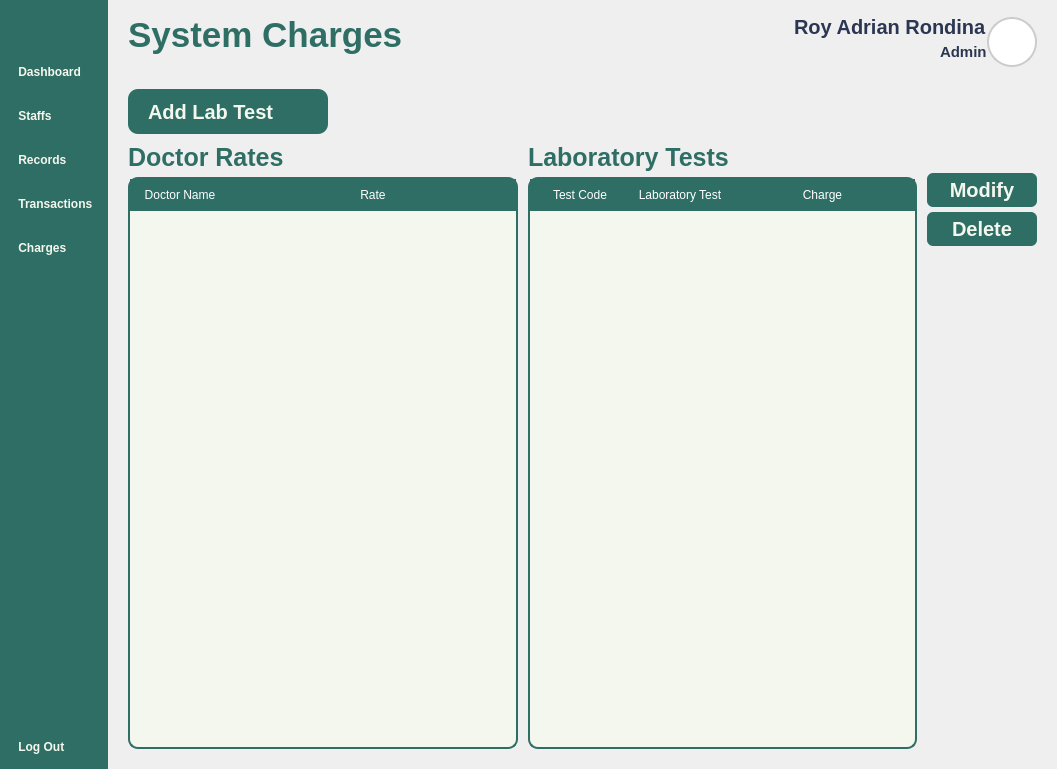
Old version of the form Views/Admin_Charges.ui in the repository VinsmokeSanji69/COVACHA_CLINIC_SYSTEM.
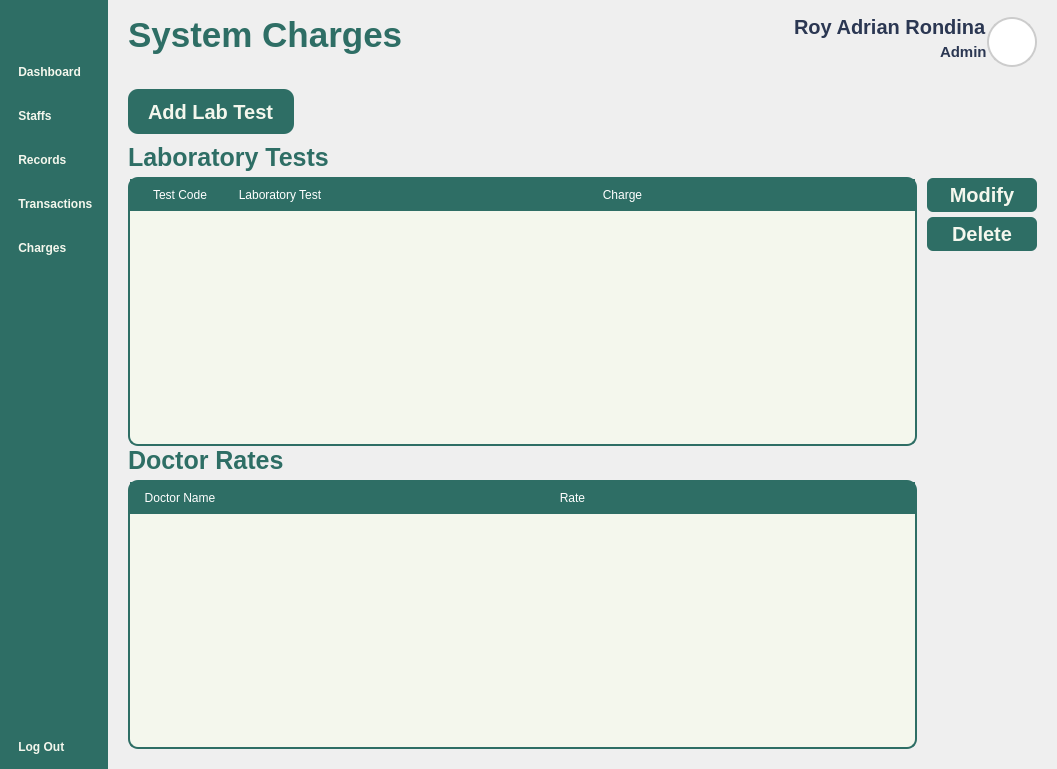
New version of the form. Icons and pictures are not drawn.

```diff
--- a/Views/Admin_Charges.ui
+++ b/Views/Admin_Charges.ui
@@ -679,7 +679,7 @@
                <property name="rightMargin">
                 <number>0</number>
                </property>
-               <item>
+               <item alignment="Qt::AlignHCenter">
                 <widget class="QPushButton" name="AddLabTestButton">
                  <property name="enabled">
                   <bool>true</bool>
@@ -776,69 +776,11 @@
                 <number>0</number>
                </property>
                <item>
-                <widget class="QWidget" name="widget" native="true">
-                 <layout class="QVBoxLayout" name="verticalLayout_9">
+                <widget class="QWidget" name="widget_4" native="true">
+                 <layout class="QVBoxLayout" name="verticalLayout_12">
                   <property name="spacing">
-                   <number>5</number>
-                  </property>
-                  <property name="leftMargin">
                    <number>0</number>
                   </property>
-                  <property name="topMargin">
-                   <number>0</number>
-                  </property>
-                  <property name="rightMargin">
-                   <number>0</number>
-                  </property>
-                  <property name="bottomMargin">
-                   <number>0</number>
-                  </property>
-                  <item>
-                   <widget class="QLabel" name="label">
-                    <property name="text">
-                     <string>Doctor Rates</string>
-                    </property>
-                   </widget>
-                  </item>
-                  <item>
-                   <widget class="QScrollArea" name="scrollArea">
-                    <property name="styleSheet">
-                     <string notr="true">QScrollBar:vertical {
-     background: transparent;
-     width: 10px;
-	border-radius: 5px;
-}
-QScrollBar::handle:vertical {
-    	background: #C0C0C0;
-    	border-radius: 5px;
-}
-QScrollBar::handle:vertical:hover {
-    	background: #A0A0A0;
-}
-QScrollBar::add-line:vertical,
-QScrollBar::sub-line:vertical{
-    	background: none;
-    	border: none;
-}
-
-</string>
-                    </property>
-                    <property name="widgetResizable">
-                     <bool>true</bool>
-                    </property>
-                    <widget class="QWidget" name="scrollAreaWidgetContents">
-                     <property name="geometry">
-                      <rect>
-                       <x>0</x>
-                       <y>0</y>
-                       <width>328</width>
-                       <height>571</height>
-                      </rect>
-                     </property>
-                     <layout class="QVBoxLayout" name="verticalLayout_6">
-                      <property name="spacing">
-                       <number>0</number>
-                      </property>
                       <property name="leftMargin">
                        <number>0</number>
                       </property>
@@ -851,75 +793,6 @@
                       <property name="bottomMargin">
                        <number>0</number>
                       </property>
-                      <item>
-                       <widget class="QTableWidget" name="DoctorTable">
-                        <property name="sizePolicy">
-                         <sizepolicy hsizetype="Preferred" vsizetype="Preferred">
-                          <horstretch>0</horstretch>
-                          <verstretch>0</verstretch>
-                         </sizepolicy>
-                        </property>
-                        <property name="font">
-                         <font>
-                          <pointsize>12</pointsize>
-                         </font>
-                        </property>
-                        <property name="styleSheet">
-                         <string notr="true">QTableWidget {
-	background-color: #F4F7ED;
-	gridline-color: transparent;
-	border-radius: 10px;
-	border: 2px solid #2E6E65;
-}
-QTableWidget::item {
-	border: none;
-	font: 16pt &quot;Lexend&quot;;
-}
-QTableWidget::item:selected {
-	background-color: rgba(46, 110, 101, 0.3);
-}
-QTableWidget QHeaderView::section {
-	background-color: #2E6E65;
-	color: white;
-	padding: 5px;
-	font: 18px &quot;Lexend Medium&quot;;
-	border: 2px solid #2E6E65;
-}</string>
-                        </property>
-                        <property name="sizeAdjustPolicy">
-                         <enum>QAbstractScrollArea::AdjustToContents</enum>
-                        </property>
-                        <property name="cornerButtonEnabled">
-                         <bool>true</bool>
-                        </property>
-                        <property name="columnCount">
-                         <number>2</number>
-                        </property>
-                        <attribute name="horizontalHeaderHighlightSections">
-                         <bool>true</bool>
-                        </attribute>
-                        <attribute name="horizontalHeaderStretchLastSection">
-                         <bool>true</bool>
-                        </attribute>
-                        <column>
-                         <property name="text">
-                          <string>Doctor Name</string>
-                         </property>
-                        </column>
-                        <column>
-                         <property name="text">
-                          <string>Rate</string>
-                         </property>
-                        </column>
-                       </widget>
-                      </item>
-                     </layout>
-                    </widget>
-                   </widget>
-                  </item>
-                 </layout>
-                </widget>
-               </item>
                <item>
                 <widget class="QWidget" name="widget_2" native="true">
                  <layout class="QVBoxLayout" name="verticalLayout_10">
@@ -947,6 +820,27 @@
                   </item>
                   <item>
                    <widget class="QScrollArea" name="scrollArea_2">
+                       <property name="styleSheet">
+                        <string notr="true">QScrollBar:vertical {
+     background: transparent;
+     width: 10px;
+	border-radius: 5px;
+}
+QScrollBar::handle:vertical {
+    	background: #C0C0C0;
+    	border-radius: 5px;
+}
+QScrollBar::handle:vertical:hover {
+    	background: #A0A0A0;
+}
+QScrollBar::add-line:vertical,
+QScrollBar::sub-line:vertical{
+    	background: none;
+    	border: none;
+}
+
+</string>
+                       </property>
                     <property name="widgetResizable">
                      <bool>true</bool>
                     </property>
@@ -955,8 +849,8 @@
                       <rect>
                        <x>0</x>
                        <y>0</y>
-                       <width>327</width>
-                       <height>571</height>
+                          <width>665</width>
+                          <height>268</height>
                       </rect>
                      </property>
                      <layout class="QVBoxLayout" name="verticalLayout_7">
@@ -977,6 +871,12 @@
                       </property>
                       <item>
                        <widget class="QTableWidget" name="LaboratoryTestTable">
+                           <property name="sizePolicy">
+                            <sizepolicy hsizetype="Preferred" vsizetype="Expanding">
+                             <horstretch>0</horstretch>
+                             <verstretch>0</verstretch>
+                            </sizepolicy>
+                           </property>
                         <property name="font">
                          <font>
                           <pointsize>12</pointsize>
@@ -1043,8 +943,162 @@
                  </layout>
                 </widget>
                </item>
+                  <item>
+                   <widget class="QWidget" name="widget" native="true">
+                    <layout class="QVBoxLayout" name="verticalLayout_9">
+                     <property name="spacing">
+                      <number>5</number>
+                     </property>
+                     <property name="leftMargin">
+                      <number>0</number>
+                     </property>
+                     <property name="topMargin">
+                      <number>0</number>
+                     </property>
+                     <property name="rightMargin">
+                      <number>0</number>
+                     </property>
+                     <property name="bottomMargin">
+                      <number>0</number>
+                     </property>
+                     <item>
+                      <widget class="QLabel" name="label">
+                       <property name="text">
+                        <string>Doctor Rates</string>
+                       </property>
+                      </widget>
+                     </item>
+                     <item>
+                      <widget class="QScrollArea" name="scrollArea">
+                       <property name="styleSheet">
+                        <string notr="true">QScrollBar:vertical {
+     background: transparent;
+     width: 10px;
+	border-radius: 5px;
+}
+QScrollBar::handle:vertical {
+    	background: #C0C0C0;
+    	border-radius: 5px;
+}
+QScrollBar::handle:vertical:hover {
+    	background: #A0A0A0;
+}
+QScrollBar::add-line:vertical,
+QScrollBar::sub-line:vertical{
+    	background: none;
+    	border: none;
+}
+
+</string>
+                       </property>
+                       <property name="widgetResizable">
+                        <bool>true</bool>
+                       </property>
+                       <widget class="QWidget" name="scrollAreaWidgetContents">
+                        <property name="geometry">
+                         <rect>
+                          <x>0</x>
+                          <y>0</y>
+                          <width>665</width>
+                          <height>268</height>
+                         </rect>
+                        </property>
+                        <layout class="QVBoxLayout" name="verticalLayout_6">
+                         <property name="spacing">
+                          <number>0</number>
+                         </property>
+                         <property name="leftMargin">
+                          <number>0</number>
+                         </property>
+                         <property name="topMargin">
+                          <number>0</number>
+                         </property>
+                         <property name="rightMargin">
+                          <number>0</number>
+                         </property>
+                         <property name="bottomMargin">
+                          <number>0</number>
+                         </property>
+                         <item>
+                          <widget class="QTableWidget" name="DoctorTable">
+                           <property name="sizePolicy">
+                            <sizepolicy hsizetype="Expanding" vsizetype="Expanding">
+                             <horstretch>0</horstretch>
+                             <verstretch>0</verstretch>
+                            </sizepolicy>
+                           </property>
+                           <property name="font">
+                            <font>
+                             <pointsize>12</pointsize>
+                            </font>
+                           </property>
+                           <property name="styleSheet">
+                            <string notr="true">QTableWidget {
+	background-color: #F4F7ED;
+	gridline-color: transparent;
+	border-radius: 10px;
+	border: 2px solid #2E6E65;
+}
+QTableWidget::item {
+	border: none;
+	font: 16pt &quot;Lexend&quot;;
+}
+QTableWidget::item:selected {
+	background-color: rgba(46, 110, 101, 0.3);
+}
+QTableWidget QHeaderView::section {
+	background-color: #2E6E65;
+	color: white;
+	padding: 5px;
+	font: 18px &quot;Lexend Medium&quot;;
+	border: 2px solid #2E6E65;
+}</string>
+                           </property>
+                           <property name="sizeAdjustPolicy">
+                            <enum>QAbstractScrollArea::AdjustToContents</enum>
+                           </property>
+                           <property name="cornerButtonEnabled">
+                            <bool>true</bool>
+                           </property>
+                           <property name="columnCount">
+                            <number>2</number>
+                           </property>
+                           <attribute name="horizontalHeaderHighlightSections">
+                            <bool>true</bool>
+                           </attribute>
+                           <attribute name="horizontalHeaderStretchLastSection">
+                            <bool>true</bool>
+                           </attribute>
+                           <column>
+                            <property name="text">
+                             <string>Doctor Name</string>
+                            </property>
+                           </column>
+                           <column>
+                            <property name="text">
+                             <string>Rate</string>
+                            </property>
+                           </column>
+                          </widget>
+                         </item>
+                        </layout>
+                       </widget>
+                      </widget>
+                     </item>
+                    </layout>
+                   </widget>
+                  </item>
+                 </layout>
+                </widget>
+               </item>
                <item alignment="Qt::AlignTop">
                 <widget class="QWidget" name="widget_3" native="true">
+                 <property name="sizePolicy">
+                  <sizepolicy hsizetype="Maximum" vsizetype="Maximum">
+                   <horstretch>0</horstretch>
+                   <verstretch>0</verstretch>
+                  </sizepolicy>
+                 </property>
                  <property name="minimumSize">
                   <size>
                    <width>110</width>
@@ -1059,7 +1113,7 @@
                    <number>0</number>
                   </property>
                   <property name="topMargin">
-                   <number>30</number>
+                   <number>35</number>
                   </property>
                   <property name="rightMargin">
                    <number>0</number>
```
Left out of the diff: 4 changed lines with no effect on the pictures. Lines whose indentation alone changed are shown as unchanged.
